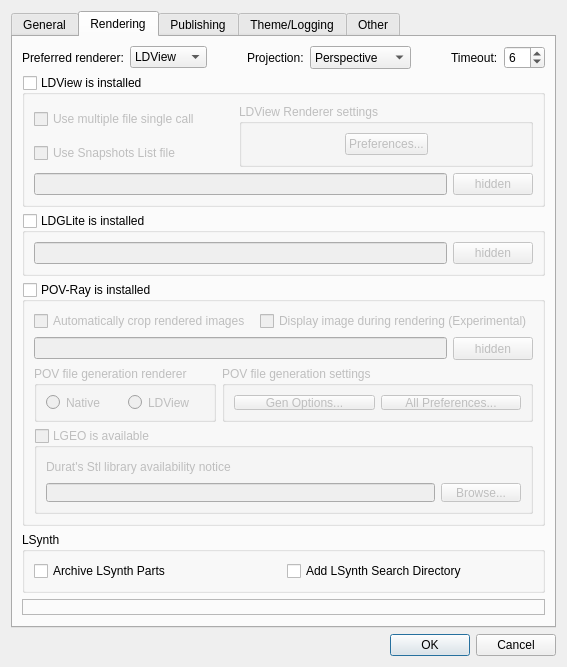
The window that mainApp/preferences.ui (trevorsandy/lpub3d-ci) describes before a commit, drawn with Qt 5.
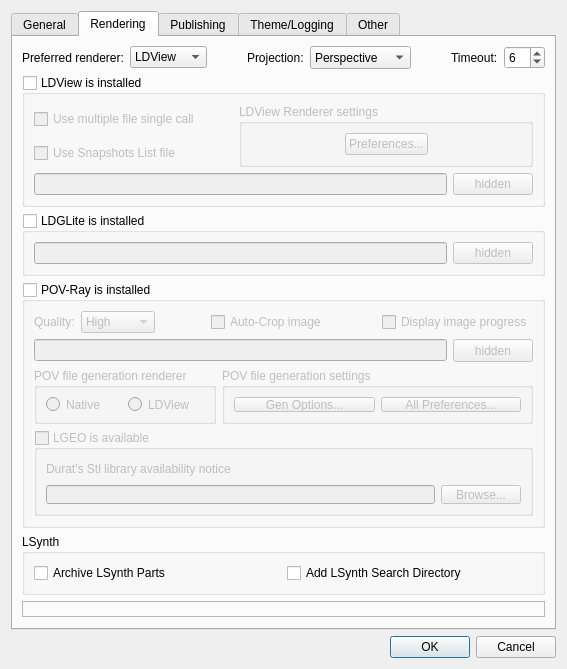
The same window after the commit. The open tabs and pages were chosen to show the change. Icons and pictures are not drawn.

Commit message: Add POV-Ray render quality to global preferences #209

The edit to the form file:
```diff
--- a/mainApp/preferences.ui
+++ b/mainApp/preferences.ui
@@ -7,7 +7,7 @@
    <rect>
     <x>0</x>
     <y>0</y>
-    <width>508</width>
+    <width>513</width>
     <height>633</height>
    </rect>
   </property>
@@ -1058,11 +1058,56 @@
          <layout class="QVBoxLayout" name="verticalLayout_2">
           <item>
            <layout class="QHBoxLayout" name="horizontalLayout_17">
+            <item>
+             <widget class="QLabel" name="label_2">
+              <property name="text">
+               <string>Quality:</string>
+              </property>
+             </widget>
+            </item>
+            <item>
+             <widget class="QComboBox" name="povrayRenderQualityCombo">
+              <property name="toolTip">
+               <string>Select render quality settings</string>
+              </property>
+              <item>
+               <property name="text">
+                <string>High</string>
+               </property>
+              </item>
+              <item>
+               <property name="text">
+                <string>Medium</string>
+               </property>
+              </item>
+              <item>
+               <property name="text">
+                <string>Low</string>
+               </property>
+              </item>
+             </widget>
+            </item>
+            <item>
+             <spacer name="horizontalSpacer_18">
+              <property name="orientation">
+               <enum>Qt::Horizontal</enum>
+              </property>
+              <property name="sizeHint" stdset="0">
+               <size>
+                <width>40</width>
+                <height>20</height>
+               </size>
+              </property>
+             </spacer>
+            </item>
             <item>
              <widget class="QCheckBox" name="povrayAutoCropBox">
-              <property name="text">
+              <property name="toolTip">
                <string>Automatically crop rendered images</string>
               </property>
+              <property name="text">
+               <string>Auto-Crop image</string>
+              </property>
              </widget>
             </item>
             <item>
@@ -1087,7 +1132,7 @@
                <string>Check to enable display window during image Raytracer rendering</string>
               </property>
               <property name="text">
-               <string>Display image during rendering (Experimental)</string>
+               <string>Display image progress</string>
               </property>
              </widget>
             </item>
```
Left out of the diff: 2 changed lines with no effect on the pictures. The commit also changes 11 other files.
